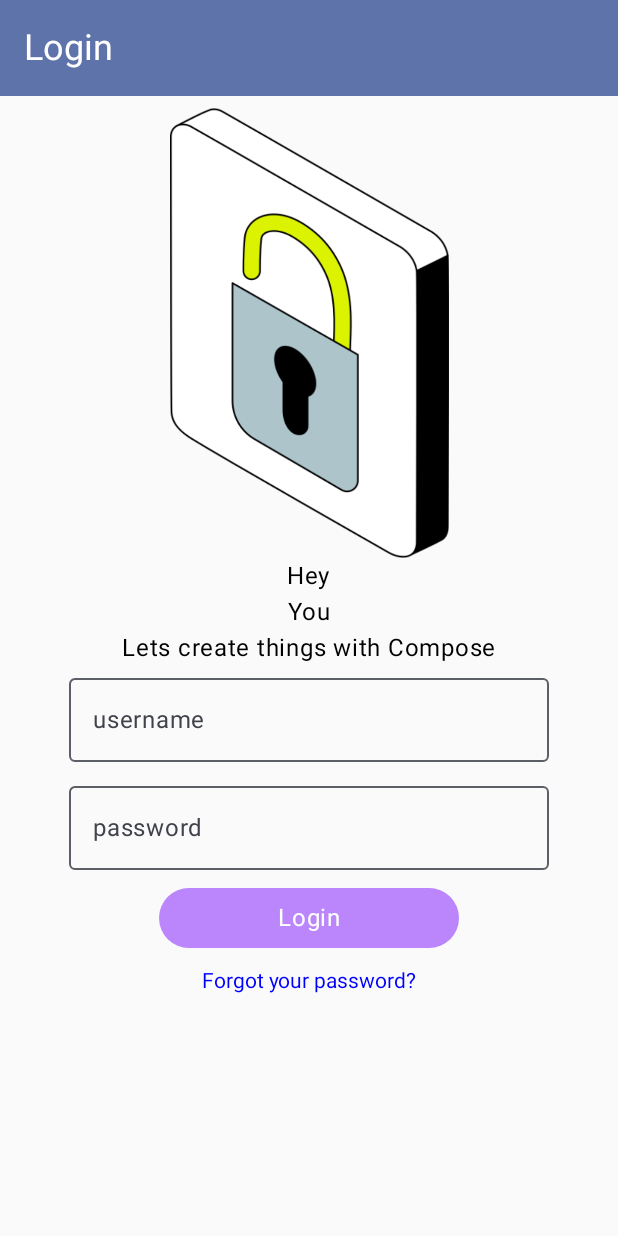
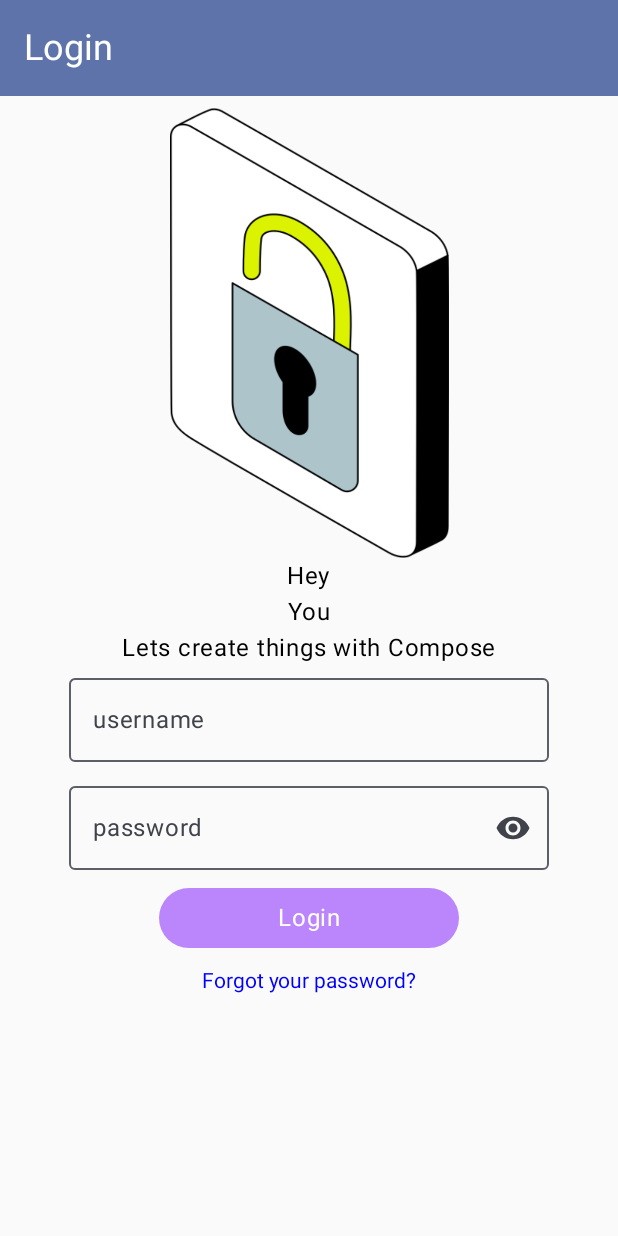
Before and after one commit to ngonimapfumo/compose-login, an Android app built with Jetpack Compose: the screen it shows after launch (MainActivity), on a phone screen of 412 x 824 dp. Run offline under Robolectric (Android 15) with nearby library versions, the phone set to English and light mode, and no system bars.

Commit message:
add a few Composables

```diff
--- a/app/src/main/java/com/ngonim/testlogin/ui/components/TextInput.kt
+++ b/app/src/main/java/com/ngonim/testlogin/ui/components/TextInput.kt
@@ -1,7 +1,9 @@
 package com.ngonim.testlogin.ui.components
 
+import androidx.compose.foundation.clickable
 import androidx.compose.foundation.layout.width
 import androidx.compose.foundation.text.KeyboardOptions
+import androidx.compose.material3.Icon
 import androidx.compose.material3.OutlinedTextField
 import androidx.compose.material3.Text
 import androidx.compose.runtime.Composable
@@ -10,6 +12,9 @@ import androidx.compose.runtime.mutableStateOf
 import androidx.compose.runtime.remember
 import androidx.compose.runtime.setValue
 import androidx.compose.ui.Modifier
+import androidx.compose.ui.res.painterResource
+import androidx.compose.ui.text.input.PasswordVisualTransformation
+import androidx.compose.ui.text.input.VisualTransformation
 import androidx.compose.ui.unit.dp
 
 @Composable
@@ -17,13 +22,32 @@ fun TextInputLayout(
     label: String,
     modifier: Modifier,
     maxLines: Int,
-    keyboardOptions: KeyboardOptions
+    keyboardOptions: KeyboardOptions,
+    visualTransformation: VisualTransformation,
+    needsTrailingIcon: Boolean,
+    icon: Int?
 ) {
     var value: String by remember {
         mutableStateOf("")
     }
 
+    var passwordVisibility: Boolean by remember { mutableStateOf(false) }
+
     OutlinedTextField(
+        visualTransformation = if (passwordVisibility) {
+            VisualTransformation.None
+        }
+        else {
+            PasswordVisualTransformation()
+        },
+        trailingIcon = {
+            if (needsTrailingIcon)
+                Icon(painter = painterResource(icon!!),
+                    contentDescription = "trailing icon",
+                    modifier.clickable {
+                        passwordVisibility = !passwordVisibility
+                    })
+        },
         modifier = modifier.width(320.dp),
         value = value,
         maxLines = maxLines,
@@ -34,5 +58,4 @@ fun TextInputLayout(
 
         ), label = { Text(text = label) }
     )
-
 }
--- a/app/src/main/java/com/ngonim/testlogin/ui/screen/ResetPasswordScreen.kt
+++ b/app/src/main/java/com/ngonim/testlogin/ui/screen/ResetPasswordScreen.kt
@@ -6,11 +6,13 @@ import androidx.compose.foundation.layout.fillMaxSize
 import androidx.compose.foundation.layout.fillMaxWidth
 import androidx.compose.foundation.layout.padding
 import androidx.compose.foundation.text.KeyboardOptions
+import androidx.compose.material3.Icon
 import androidx.compose.runtime.Composable
 import androidx.compose.ui.Modifier
 import androidx.compose.ui.graphics.Color
 import androidx.compose.ui.text.TextStyle
 import androidx.compose.ui.text.input.KeyboardType
+import androidx.compose.ui.text.input.VisualTransformation
 import androidx.compose.ui.unit.dp
 import androidx.compose.ui.unit.sp
 import com.ngonim.testlogin.ui.components.SmallTopAppBar
@@ -19,7 +21,9 @@ import com.ngonim.testlogin.ui.components.TextInputLayout
 @Composable
 fun ResetPasswordScreen(activity: ComponentActivity, modifier: Modifier) {
 
-    Column(modifier= modifier.fillMaxWidth().fillMaxSize()) {
+    Column(modifier = modifier
+        .fillMaxWidth()
+        .fillMaxSize()) {
 
         SmallTopAppBar(
             onClicked = { activity.onBackPressedDispatcher.onBackPressed() },
@@ -33,7 +37,8 @@ fun ResetPasswordScreen(activity: ComponentActivity, modifier: Modifier) {
             label = "Email",
             modifier = modifier.padding(5.dp),
             maxLines = 1,
-            keyboardOptions = KeyboardOptions(keyboardType = KeyboardType.Email)
+            keyboardOptions = KeyboardOptions(keyboardType = KeyboardType.Email),
+            VisualTransformation.None,false,null
         )
     }
 
--- a/app/src/main/java/com/ngonim/testlogin/ui/screen/WelcomeScreen.kt
+++ b/app/src/main/java/com/ngonim/testlogin/ui/screen/WelcomeScreen.kt
@@ -22,6 +22,8 @@ import androidx.compose.ui.res.painterResource
 import androidx.compose.ui.text.AnnotatedString
 import androidx.compose.ui.text.TextStyle
 import androidx.compose.ui.text.input.KeyboardType
+import androidx.compose.ui.text.input.PasswordVisualTransformation
+import androidx.compose.ui.text.input.VisualTransformation
 import androidx.compose.ui.tooling.preview.Preview
 import androidx.compose.ui.unit.dp
 import androidx.compose.ui.unit.sp
@@ -65,14 +67,16 @@ fun WelcomeScreen(
             "username",
             modifier = modifier,
             1,
-            keyboardOptions = KeyboardOptions(keyboardType = KeyboardType.Text)
+            keyboardOptions = KeyboardOptions(keyboardType = KeyboardType.Text),
+            VisualTransformation.None, false, null
         )
         Spacer(Modifier.height(8.dp))
         TextInputLayout(
             "password",
             modifier = modifier,
             1,
-            keyboardOptions = KeyboardOptions(keyboardType = KeyboardType.Password)
+            keyboardOptions = KeyboardOptions(keyboardType = KeyboardType.Password),
+            PasswordVisualTransformation(), true, R.drawable.baseline_visibility_24
         )
         Spacer(Modifier.height(8.dp))
         ActionButton(
--- /dev/null
+++ b/app/src/main/res/drawable/baseline_remove_red_eye_24.xml
@@ -0,0 +1,5 @@
+<vector xmlns:android="http://schemas.android.com/apk/res/android" android:height="24dp" android:tint="#000000" android:viewportHeight="24" android:viewportWidth="24" android:width="24dp">
+
+    <path android:fillColor="@android:color/white" android:pathData="M12,4.5C7,4.5 2.73,7.61 1,12c1.73,4.39 6,7.5 11,7.5s9.27,-3.11 11,-7.5c-1.73,-4.39 -6,-7.5 -11,-7.5zM12,17c-2.76,0 -5,-2.24 -5,-5s2.24,-5 5,-5 5,2.24 5,5 -2.24,5 -5,5zM12,9c-1.66,0 -3,1.34 -3,3s1.34,3 3,3 3,-1.34 3,-3 -1.34,-3 -3,-3z"/>
+
+</vector>
--- /dev/null
+++ b/app/src/main/res/drawable/baseline_visibility_24.xml
@@ -0,0 +1,5 @@
+<vector xmlns:android="http://schemas.android.com/apk/res/android" android:height="24dp" android:tint="#000000" android:viewportHeight="24" android:viewportWidth="24" android:width="24dp">
+
+    <path android:fillColor="@android:color/white" android:pathData="M12,4.5C7,4.5 2.73,7.61 1,12c1.73,4.39 6,7.5 11,7.5s9.27,-3.11 11,-7.5c-1.73,-4.39 -6,-7.5 -11,-7.5zM12,17c-2.76,0 -5,-2.24 -5,-5s2.24,-5 5,-5 5,2.24 5,5 -2.24,5 -5,5zM12,9c-1.66,0 -3,1.34 -3,3s1.34,3 3,3 3,-1.34 3,-3 -1.34,-3 -3,-3z"/>
+
+</vector>
```
